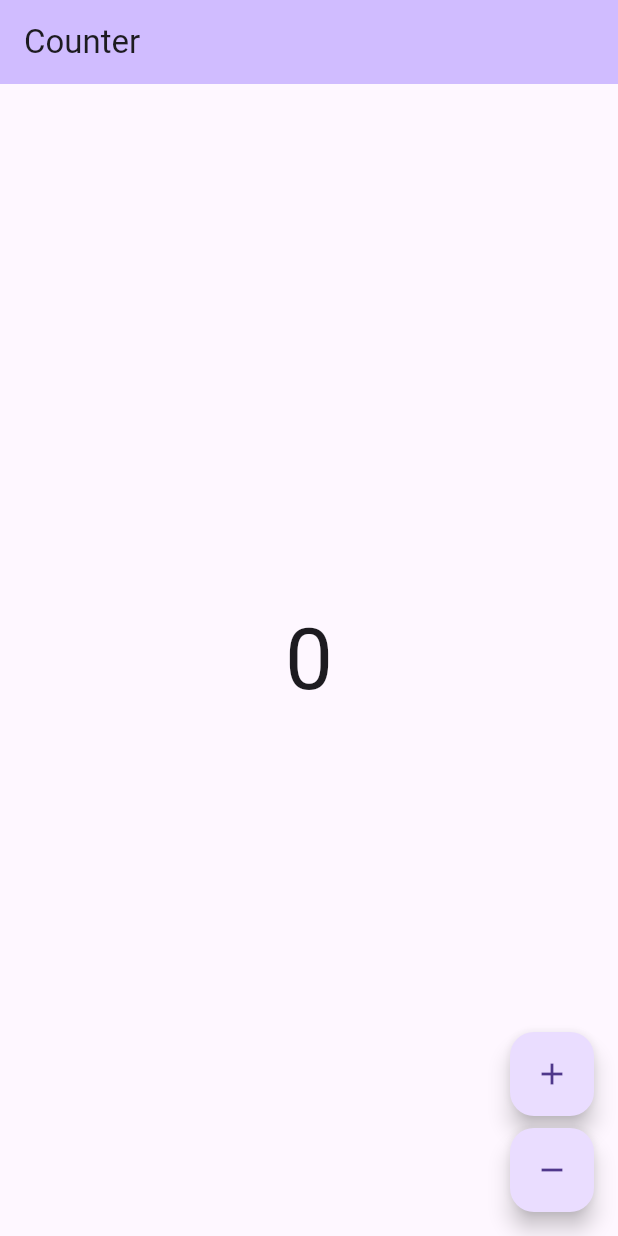
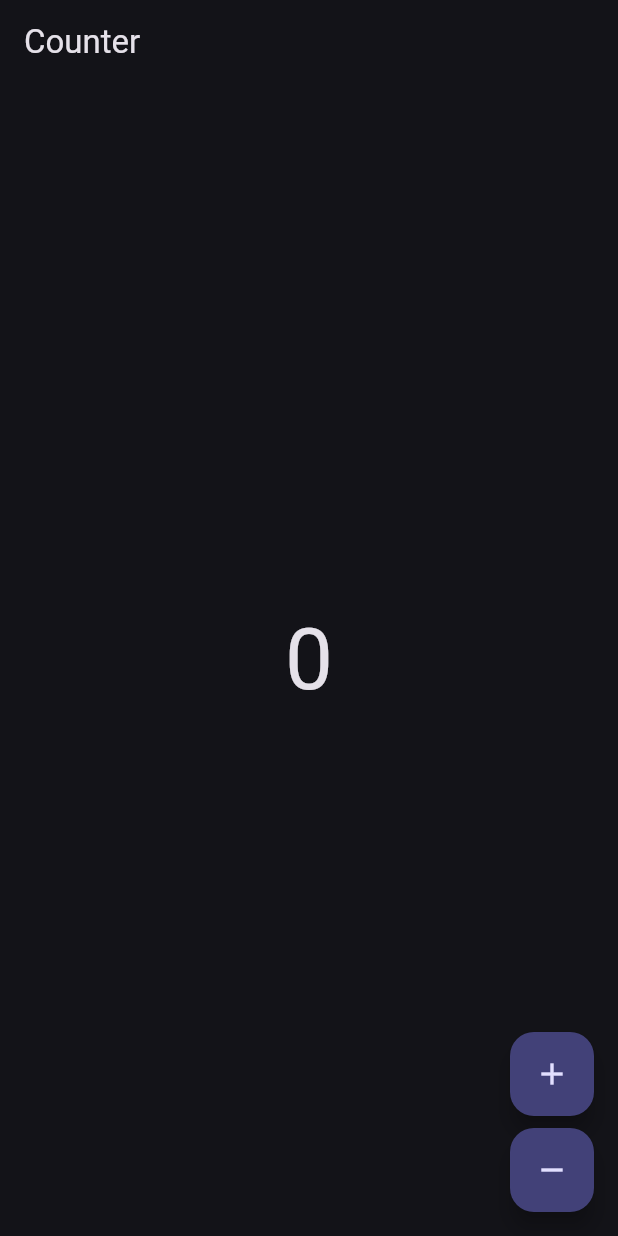
Before and after one commit to luucasberger/ask_ai_app, a Flutter app: the screen it shows after launch, on a phone screen of 412 x 824 dp. Run offline on Flutter 3.47's test engine with Material 3 defaults, Android fonts, the phone set to English and light mode, and no system bars; our stand-ins replace bloc, flutter_bloc; generated files the repository leaves out were written again.

Commit message:
feat(ask_ai_app): apply app_ui dark theme to app and pump helper
Co-Authored-By: Claude Opus 4.7 (1M context) <noreply@anthropic.com>

```diff
--- a/lib/app/view/app.dart
+++ b/lib/app/view/app.dart
@@ -1,4 +1,4 @@
-import 'package:flutter/material.dart';
+import 'package:app_ui/app_ui.dart';
 import 'package:ask_ai_app/counter/counter.dart';
 import 'package:ask_ai_app/l10n/l10n.dart';
 
@@ -8,12 +8,7 @@ class App extends StatelessWidget {
   @override
   Widget build(BuildContext context) {
     return MaterialApp(
-      theme: ThemeData(
-        appBarTheme: AppBarTheme(
-          backgroundColor: Theme.of(context).colorScheme.inversePrimary,
-        ),
-        useMaterial3: true,
-      ),
+      theme: AppTheme.dark,
       localizationsDelegates: AppLocalizations.localizationsDelegates,
       supportedLocales: AppLocalizations.supportedLocales,
       home: const CounterPage(),
```
Also changed, not shown: 1 other file.
